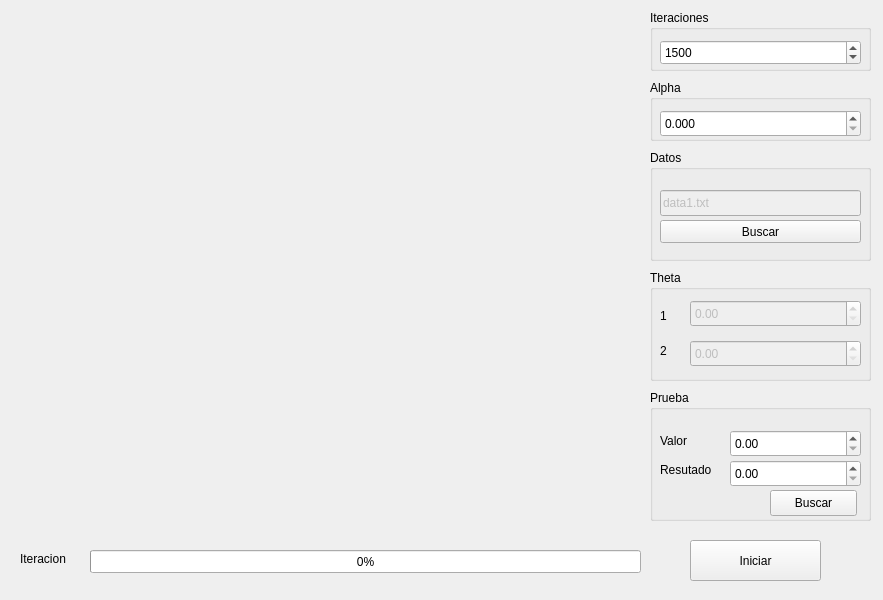
This is form.ui in roderiix/Tarea2-IA as Qt 5 draws it before an edit. The edited form follows.
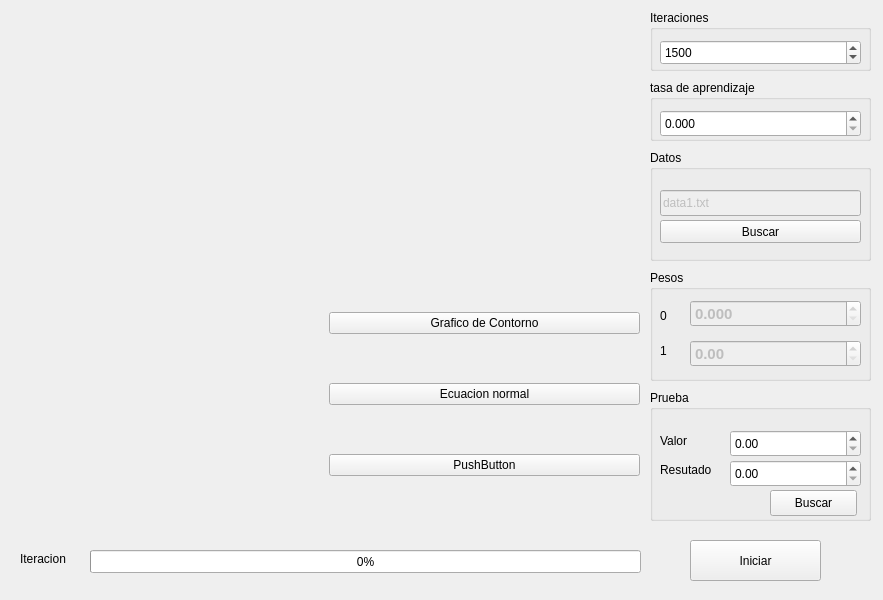
This is the edited form. Custom widgets are drawn as their Qt base class.

What changed in the file:
```diff
--- a/form.ui
+++ b/form.ui
@@ -58,16 +58,6 @@
     </rect>
    </property>
   </widget>
-  <widget class="PlotWidget" name="graph_25d" native="true">
-   <property name="geometry">
-    <rect>
-     <x>330</x>
-     <y>270</y>
-     <width>311</width>
-     <height>251</height>
-    </rect>
-   </property>
-  </widget>
   <widget class="QGroupBox" name="groupBox">
    <property name="geometry">
     <rect>
@@ -107,7 +97,7 @@
     </rect>
    </property>
    <property name="title">
-    <string>Alpha</string>
+    <string>tasa de aprendizaje</string>
    </property>
    <widget class="QDoubleSpinBox" name="alpha_input">
     <property name="geometry">
@@ -276,7 +266,7 @@
     </rect>
    </property>
    <property name="title">
-    <string>Theta</string>
+    <string>Pesos</string>
    </property>
    <widget class="QDoubleSpinBox" name="theta1_input">
     <property name="enabled">
@@ -290,6 +280,17 @@
       <height>27</height>
      </rect>
     </property>
+    <property name="font">
+     <font>
+      <family>Arial</family>
+      <pointsize>11</pointsize>
+      <weight>75</weight>
+      <bold>true</bold>
+     </font>
+    </property>
+    <property name="decimals">
+     <number>3</number>
+    </property>
    </widget>
    <widget class="QDoubleSpinBox" name="theta2_input">
     <property name="enabled">
@@ -303,6 +304,14 @@
       <height>27</height>
      </rect>
     </property>
+    <property name="font">
+     <font>
+      <family>Arial</family>
+      <pointsize>11</pointsize>
+      <weight>75</weight>
+      <bold>true</bold>
+     </font>
+    </property>
    </widget>
    <widget class="QLabel" name="label">
     <property name="geometry">
@@ -314,7 +323,7 @@
      </rect>
     </property>
     <property name="text">
-     <string>1</string>
+     <string>0</string>
     </property>
    </widget>
    <widget class="QLabel" name="label_2">
@@ -327,7 +336,7 @@
      </rect>
     </property>
     <property name="text">
-     <string>2</string>
+     <string>1</string>
     </property>
    </widget>
   </widget>
@@ -344,6 +353,45 @@
     <string>Iniciar</string>
    </property>
   </widget>
+  <widget class="QWidget" name="verticalLayoutWidget">
+   <property name="geometry">
+    <rect>
+     <x>329</x>
+     <y>269</y>
+     <width>311</width>
+     <height>251</height>
+    </rect>
+   </property>
+   <layout class="QVBoxLayout" name="verticalLayout">
+    <item>
+     <widget class="QPushButton" name="graph_Contorno">
+      <property name="minimumSize">
+       <size>
+        <width>0</width>
+        <height>0</height>
+       </size>
+      </property>
+      <property name="text">
+       <string>Grafico de Contorno</string>
+      </property>
+     </widget>
+    </item>
+    <item>
+     <widget class="QPushButton" name="pushButton_3">
+      <property name="text">
+       <string>Ecuacion normal</string>
+      </property>
+     </widget>
+    </item>
+    <item>
+     <widget class="QPushButton" name="pushButton">
+      <property name="text">
+       <string>PushButton</string>
+      </property>
+     </widget>
+    </item>
+   </layout>
+  </widget>
  </widget>
  <customwidgets>
   <customwidget>
```
Left out of the diff: 12 changed lines with no effect on the pictures.
